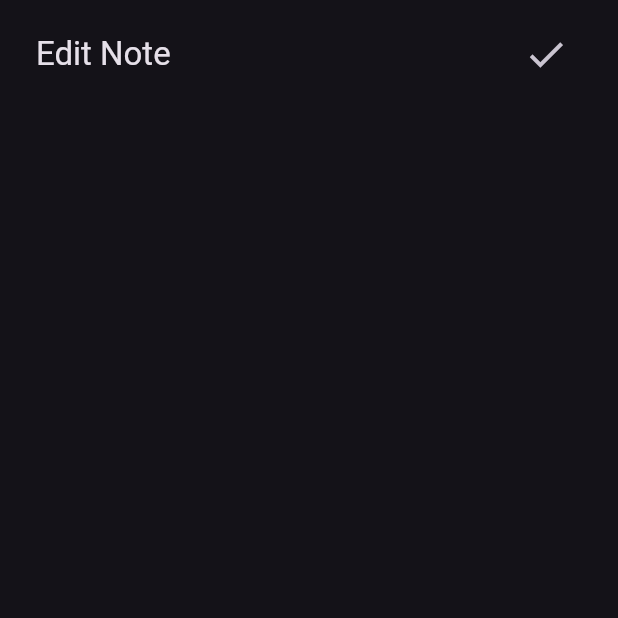
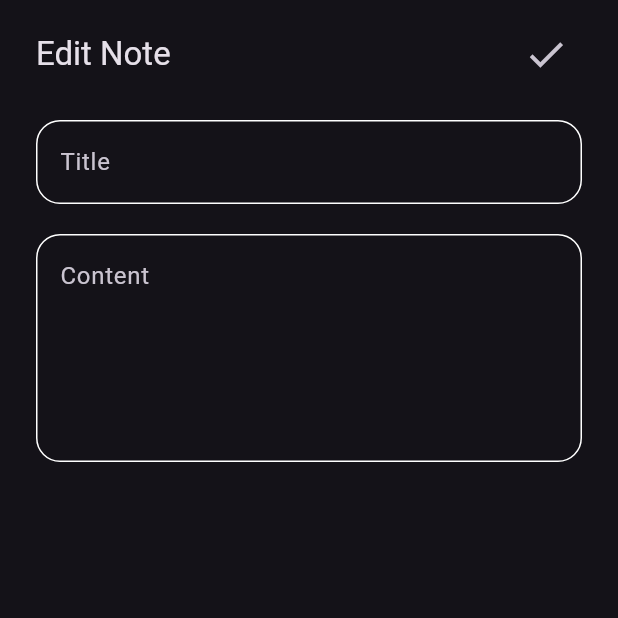
Before and after one commit to karimkhater0/Notes-App, a Flutter app: the EditNoteView screen opened directly, on a phone screen of 412 x 824 dp, the top half of it. Run offline on Flutter 3.47's test engine with Material 3 defaults, Android fonts, the phone set to English and light mode, and no system bars; our stand-ins replace hive; accounts and stored records are empty.

```diff
--- a/lib/views/widgets/edit_note_view_body.dart
+++ b/lib/views/widgets/edit_note_view_body.dart
@@ -1,5 +1,6 @@
 import 'package:flutter/material.dart';
 import 'package:notes_app_project/views/widgets/custom_app_bar.dart';
+import 'package:notes_app_project/views/widgets/custom_text_field.dart';
 
 class EditNoteViewBody extends StatelessWidget {
   const EditNoteViewBody({super.key});
@@ -11,8 +12,15 @@ class EditNoteViewBody extends StatelessWidget {
         child: Padding(
           padding: const EdgeInsets.symmetric(horizontal: 24.0, vertical: 12),
           child: Column(
+            spacing: 20,
             children: [
-              CustomAppBar(title: "Edit Note", icon: Icons.check, onPressed: (){},)
+              CustomAppBar(title: "Edit Note", icon: Icons.check, onPressed: (){},),
+
+              CustomTextField(hint: "Title"),
+
+              CustomTextField(hint: "Content", maxLines: 5,),
+
+
             ],
           ),
         ),
--- a/pubspec.yaml
+++ b/pubspec.yaml
@@ -34,8 +34,13 @@ dependencies:
   # The following adds the Cupertino Icons font to your application.
   # Use with the CupertinoIcons class for iOS style icons.
   cupertino_icons: ^1.0.8
+  hive: ^2.2.3
+  hive_flutter: ^1.1.0
+
 
 dev_dependencies:
+  build_runner: ^2.4.13
+  hive_generator: ^2.0.1
   flutter_test:
     sdk: flutter
 
```
Also changed, not shown: lib/models/note_model.dart (added, +21 -0 lines), lib/generated/assets.dart (added), lib/models/note_model.g.dart (added), pubspec.lock, 2 other files.
